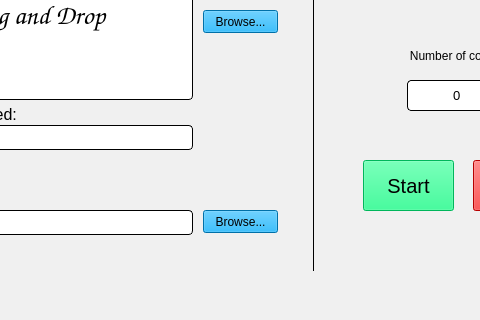
This is UI/Duplicator.ui in eezhengleong/Duplicator as Qt 5 draws it before an edit; both pictures show x 197 to 677 and y 280 to 600 of the 800 by 600 pixel window. The edited form follows.
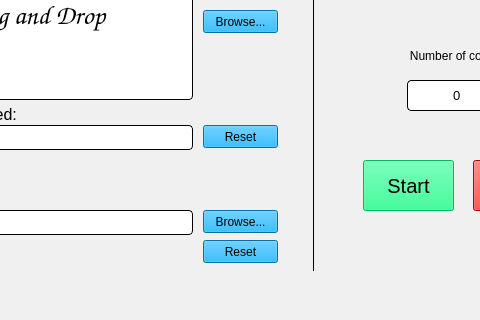
This is the edited form. Custom widgets are drawn as their Qt base class.

The edit to the form file:
```diff
--- a/UI/Duplicator.ui
+++ b/UI/Duplicator.ui
@@ -534,6 +534,48 @@
      <number>24</number>
     </property>
    </widget>
+   <widget class="QPushButton" name="reset1">
+    <property name="geometry">
+     <rect>
+      <x>400</x>
+      <y>405</y>
+      <width>75</width>
+      <height>23</height>
+     </rect>
+    </property>
+    <property name="styleSheet">
+     <string notr="true">QPushButton{
+background-color: rgb(0, 157, 235);
+}
+QPushButton:hover{background-color: rgb(85, 170, 255);}
+
+</string>
+    </property>
+    <property name="text">
+     <string>Reset</string>
+    </property>
+   </widget>
+   <widget class="QPushButton" name="reset2">
+    <property name="geometry">
+     <rect>
+      <x>400</x>
+      <y>520</y>
+      <width>75</width>
+      <height>23</height>
+     </rect>
+    </property>
+    <property name="styleSheet">
+     <string notr="true">QPushButton{
+background-color: rgb(0, 157, 235);
+}
+QPushButton:hover{background-color: rgb(85, 170, 255);}
+
+</string>
+    </property>
+    <property name="text">
+     <string>Reset</string>
+    </property>
+   </widget>
   </widget>
   <widget class="QMenuBar" name="menubar">
    <property name="geometry">
```
Left out of the diff: 5 changed lines with no effect on the pictures.
